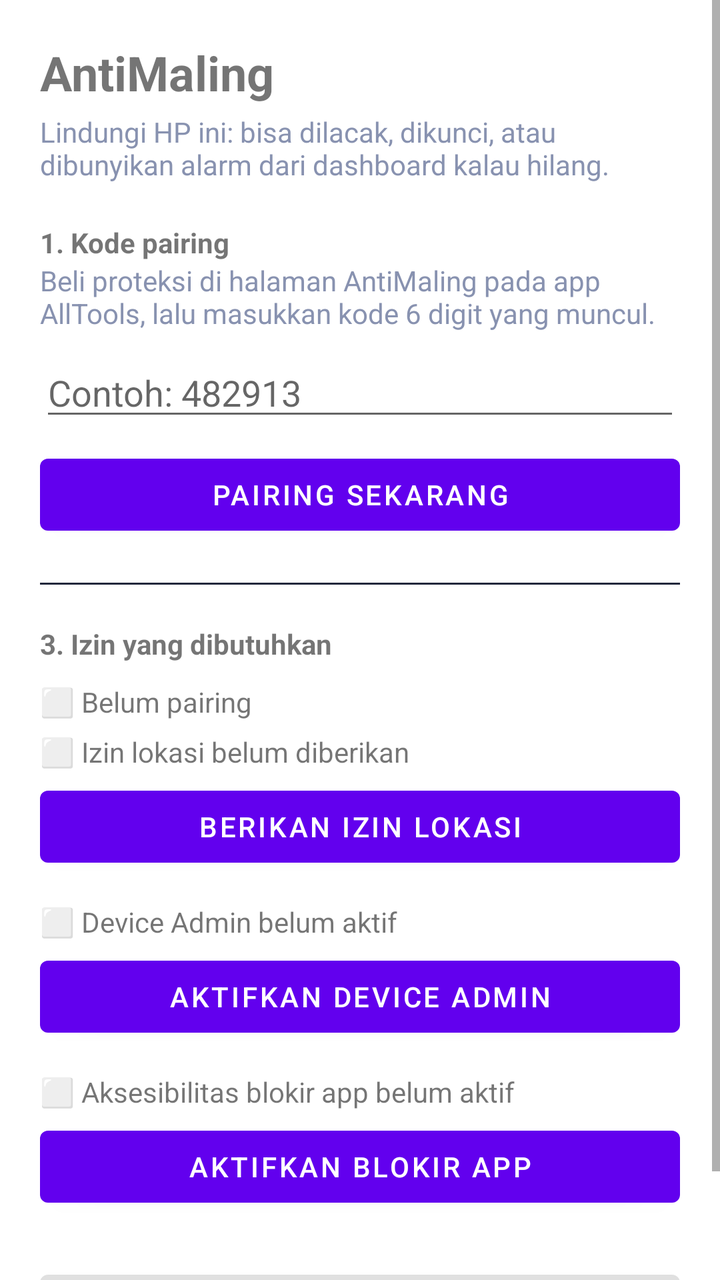
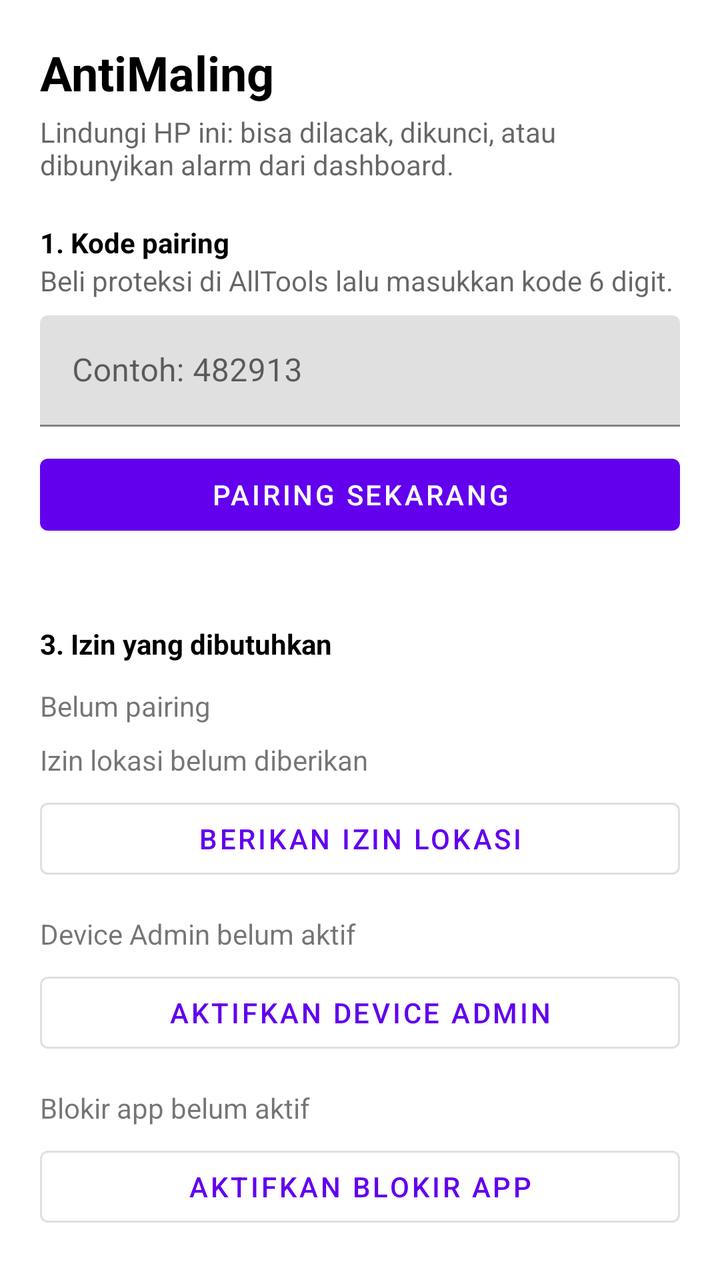

Compare the two renders of this Android layout. The source of the first and the diff that turns it into the second are given below.
<!-- AndroidManifest.xml: application theme Theme.AntiMaling -->
<!-- res/layout/activity_main.xml -->
<?xml version="1.0" encoding="utf-8"?>
<ScrollView xmlns:android="http://schemas.android.com/apk/res/android"
    android:layout_width="match_parent"
    android:layout_height="match_parent">

<LinearLayout
    android:layout_width="match_parent"
    android:layout_height="wrap_content"
    android:orientation="vertical"
    android:padding="20dp">

    <TextView
        android:layout_width="wrap_content"
        android:layout_height="wrap_content"
        android:text="AntiMaling"
        android:textSize="24sp"
        android:textStyle="bold" />

    <TextView
        android:layout_width="wrap_content"
        android:layout_height="wrap_content"
        android:layout_marginTop="4dp"
        android:layout_marginBottom="20dp"
        android:text="Lindungi HP ini: bisa dilacak, dikunci, atau dibunyikan alarm dari dashboard kalau hilang."
        android:textColor="#8892B0" />

    <TextView android:layout_width="wrap_content" android:layout_height="wrap_content" android:text="1. Kode pairing" android:textStyle="bold" />
    <TextView android:layout_width="wrap_content" android:layout_height="wrap_content" android:text="Beli proteksi di halaman AntiMaling pada app AllTools, lalu masukkan kode 6 digit yang muncul." android:textColor="#8892B0" android:layout_marginBottom="8dp" />
    <EditText
        android:id="@+id/inputPairCode"
        android:layout_width="match_parent"
        android:layout_height="wrap_content"
        android:hint="Contoh: 482913"
        android:inputType="number" />
    <Button
        android:id="@+id/btnPair"
        android:layout_width="match_parent"
        android:layout_height="wrap_content"
        android:layout_marginTop="8dp"
        android:text="Pairing sekarang" />

    <View android:layout_width="match_parent" android:layout_height="1dp" android:layout_marginVertical="20dp" android:background="#22283C" />

    <TextView android:layout_width="wrap_content" android:layout_height="wrap_content" android:text="3. Izin yang dibutuhkan" android:textStyle="bold" />

    <TextView android:id="@+id/statusPairing" android:layout_width="wrap_content" android:layout_height="wrap_content" android:layout_marginTop="10dp" android:text="⬜ Belum pairing" />
    <TextView android:id="@+id/statusLocation" android:layout_width="wrap_content" android:layout_height="wrap_content" android:layout_marginTop="6dp" android:text="⬜ Izin lokasi belum diberikan" />
    <Button android:id="@+id/btnGrantLocation" android:layout_width="match_parent" android:layout_height="wrap_content" android:layout_marginTop="4dp" android:text="Berikan izin lokasi" />

    <TextView android:id="@+id/statusAdmin" android:layout_width="wrap_content" android:layout_height="wrap_content" android:layout_marginTop="14dp" android:text="⬜ Device Admin belum aktif" />
    <Button android:id="@+id/btnGrantAdmin" android:layout_width="match_parent" android:layout_height="wrap_content" android:layout_marginTop="4dp" android:text="Aktifkan Device Admin" />

    <TextView android:id="@+id/statusAccessibility" android:layout_width="wrap_content" android:layout_height="wrap_content" android:layout_marginTop="14dp" android:text="⬜ Aksesibilitas blokir app belum aktif" />
    <Button android:id="@+id/btnGrantAccessibility" android:layout_width="match_parent" android:layout_height="wrap_content" android:layout_marginTop="4dp" android:text="Aktifkan Blokir App" />

    <Button
        android:id="@+id/btnStartService"
        android:layout_width="match_parent"
        android:layout_height="wrap_content"
        android:layout_marginTop="24dp"
        android:text="Aktifkan Perlindungan"
        android:enabled="false" />

</LinearLayout>
</ScrollView>
<!-- resources referenced by this layout -->
<resources>
  <style name="Theme.AntiMaling" parent="Theme.MaterialComponents.DayNight.NoActionBar" />
</resources>

<!-- the commit's change to res/layout/activity_main.xml (unified diff, before → after) -->
@@ -1,65 +1,137 @@
 <?xml version="1.0" encoding="utf-8"?>
-<ScrollView xmlns:android="http://schemas.android.com/apk/res/android"
+<androidx.core.widget.NestedScrollView
+    xmlns:android="http://schemas.android.com/apk/res/android"
     android:layout_width="match_parent"
     android:layout_height="match_parent">
 
-<LinearLayout
-    android:layout_width="match_parent"
-    android:layout_height="wrap_content"
-    android:orientation="vertical"
-    android:padding="20dp">
-
-    <TextView
-        android:layout_width="wrap_content"
-        android:layout_height="wrap_content"
-        android:text="AntiMaling"
-        android:textSize="24sp"
-        android:textStyle="bold" />
-
-    <TextView
-        android:layout_width="wrap_content"
-        android:layout_height="wrap_content"
-        android:layout_marginTop="4dp"
-        android:layout_marginBottom="20dp"
-        android:text="Lindungi HP ini: bisa dilacak, dikunci, atau dibunyikan alarm dari dashboard kalau hilang."
-        android:textColor="#8892B0" />
-
-    <TextView android:layout_width="wrap_content" android:layout_height="wrap_content" android:text="1. Kode pairing" android:textStyle="bold" />
-    <TextView android:layout_width="wrap_content" android:layout_height="wrap_content" android:text="Beli proteksi di halaman AntiMaling pada app AllTools, lalu masukkan kode 6 digit yang muncul." android:textColor="#8892B0" android:layout_marginBottom="8dp" />
-    <EditText
-        android:id="@+id/inputPairCode"
+    <LinearLayout
         android:layout_width="match_parent"
         android:layout_height="wrap_content"
-        android:hint="Contoh: 482913"
-        android:inputType="number" />
-    <Button
-        android:id="@+id/btnPair"
-        android:layout_width="match_parent"
-        android:layout_height="wrap_content"
-        android:layout_marginTop="8dp"
-        android:text="Pairing sekarang" />
+        android:orientation="vertical"
+        android:padding="20dp">
 
-    <View android:layout_width="match_parent" android:layout_height="1dp" android:layout_marginVertical="20dp" android:background="#22283C" />
+        <TextView
+            android:layout_width="wrap_content"
+            android:layout_height="wrap_content"
+            android:text="AntiMaling"
+            android:textSize="24sp"
+            android:textStyle="bold"
+            android:textColor="?attr/colorOnBackground"/>
 
-    <TextView android:layout_width="wrap_content" android:layout_height="wrap_content" android:text="3. Izin yang dibutuhkan" android:textStyle="bold" />
+        <TextView
+            android:layout_width="wrap_content"
+            android:layout_height="wrap_content"
+            android:layout_marginTop="4dp"
+            android:layout_marginBottom="20dp"
+            android:text="Lindungi HP ini: bisa dilacak, dikunci, atau dibunyikan alarm dari dashboard."
+            android:textColor="?attr/colorOnSurface"
+            android:alpha="0.6"/>
 
-    <TextView android:id="@+id/statusPairing" android:layout_width="wrap_content" android:layout_height="wrap_content" android:layout_marginTop="10dp" android:text="⬜ Belum pairing" />
-    <TextView android:id="@+id/statusLocation" android:layout_width="wrap_content" android:layout_height="wrap_content" android:layout_marginTop="6dp" android:text="⬜ Izin lokasi belum diberikan" />
-    <Button android:id="@+id/btnGrantLocation" android:layout_width="match_parent" android:layout_height="wrap_content" android:layout_marginTop="4dp" android:text="Berikan izin lokasi" />
+        <TextView
+            android:layout_width="wrap_content"
+            android:layout_height="wrap_content"
+            android:text="1. Kode pairing"
+            android:textStyle="bold"
+            android:textColor="?attr/colorOnBackground"/>
 
-    <TextView android:id="@+id/statusAdmin" android:layout_width="wrap_content" android:layout_height="wrap_content" android:layout_marginTop="14dp" android:text="⬜ Device Admin belum aktif" />
-    <Button android:id="@+id/btnGrantAdmin" android:layout_width="match_parent" android:layout_height="wrap_content" android:layout_marginTop="4dp" android:text="Aktifkan Device Admin" />
+        <TextView
+            android:layout_width="wrap_content"
+            android:layout_height="wrap_content"
+            android:layout_marginBottom="8dp"
+            android:text="Beli proteksi di AllTools lalu masukkan kode 6 digit."
+            android:textColor="?attr/colorOnSurface"
+            android:alpha="0.6"/>
 
-    <TextView android:id="@+id/statusAccessibility" android:layout_width="wrap_content" android:layout_height="wrap_content" android:layout_marginTop="14dp" android:text="⬜ Aksesibilitas blokir app belum aktif" />
-    <Button android:id="@+id/btnGrantAccessibility" android:layout_width="match_parent" android:layout_height="wrap_content" android:layout_marginTop="4dp" android:text="Aktifkan Blokir App" />
+        <com.google.android.material.textfield.TextInputLayout
+            android:layout_width="match_parent"
+            android:layout_height="wrap_content"
+            android:hint="Contoh: 482913">
+            <com.google.android.material.textfield.TextInputEditText
+                android:id="@+id/inputPairCode"
+                android:layout_width="match_parent"
+                android:layout_height="wrap_content"
+                android:inputType="number"/>
+        </com.google.android.material.textfield.TextInputLayout>
 
-    <Button
-        android:id="@+id/btnStartService"
-        android:layout_width="match_parent"
-        android:layout_height="wrap_content"
-        android:layout_marginTop="24dp"
-        android:text="Aktifkan Perlindungan"
-        android:enabled="false" />
+        <com.google.android.material.button.MaterialButton
+            android:id="@+id/btnPair"
+            android:layout_width="match_parent"
+            android:layout_height="wrap_content"
+            android:layout_marginTop="10dp"
+            android:text="Pairing sekarang"/>
 
-</LinearLayout>
-</ScrollView>
+        <View
+            android:layout_width="match_parent"
+            android:layout_height="1dp"
+            android:layout_marginVertical="20dp"
+            android:background="?attr/colorOutline"/>
+
+        <TextView
+            android:layout_width="wrap_content"
+            android:layout_height="wrap_content"
+            android:text="3. Izin yang dibutuhkan"
+            android:textStyle="bold"
+            android:textColor="?attr/colorOnBackground"/>
+
+        <TextView
+            android:id="@+id/statusPairing"
+            android:layout_width="wrap_content"
+            android:layout_height="wrap_content"
+            android:layout_marginTop="12dp"
+            android:text="Belum pairing"/>
+
+        <TextView
+            android:id="@+id/statusLocation"
+            android:layout_width="wrap_content"
+            android:layout_height="wrap_content"
+            android:layout_marginTop="8dp"
+            android:text="Izin lokasi belum diberikan"/>
+
+        <com.google.android.material.button.MaterialButton
+            android:id="@+id/btnGrantLocation"
+            style="@style/Widget.MaterialComponents.Button.OutlinedButton"
+            android:layout_width="match_parent"
+            android:layout_height="wrap_content"
+            android:layout_marginTop="6dp"
+            android:text="Berikan izin lokasi"/>
+
+        <TextView
+            android:id="@+id/statusAdmin"
+            android:layout_width="wrap_content"
+            android:layout_height="wrap_content"
+            android:layout_marginTop="14dp"
+            android:text="Device Admin belum aktif"/>
+
+        <com.google.android.material.button.MaterialButton
+            android:id="@+id/btnGrantAdmin"
+            style="@style/Widget.MaterialComponents.Button.OutlinedButton"
+            android:layout_width="match_parent"
+            android:layout_height="wrap_content"
+            android:layout_marginTop="6dp"
+            android:text="Aktifkan Device Admin"/>
+
+        <TextView
+            android:id="@+id/statusAccessibility"
+            android:layout_width="wrap_content"
+            android:layout_height="wrap_content"
+            android:layout_marginTop="14dp"
+            android:text="Blokir app belum aktif"/>
+
+        <com.google.android.material.button.MaterialButton
+            android:id="@+id/btnGrantAccessibility"
+            style="@style/Widget.MaterialComponents.Button.OutlinedButton"
+            android:layout_width="match_parent"
+            android:layout_height="wrap_content"
+            android:layout_marginTop="6dp"
+            android:text="Aktifkan Blokir App"/>
+
+        <com.google.android.material.button.MaterialButton
+            android:id="@+id/btnStartService"
+            android:layout_width="match_parent"
+            android:layout_height="wrap_content"
+            android:layout_marginTop="24dp"
+            android:enabled="false"
+            android:text="Aktifkan Perlindungan"/>
+
+    </LinearLayout>
+</androidx.core.widget.NestedScrollView>
